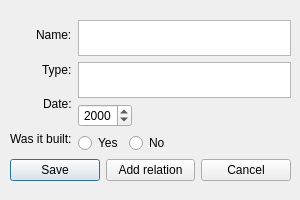
Njallzzz/Skilaverkefni, file skilaverkefni3/computerwindow.ui: the form before one commit.
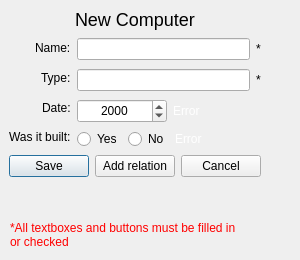
The form after the commit.

Commit message: bætti við computerwindow

Patch:
```diff
--- a/skilaverkefni3/computerwindow.ui
+++ b/skilaverkefni3/computerwindow.ui
@@ -7,38 +7,66 @@
     <x>0</x>
     <y>0</y>
     <width>300</width>
-    <height>200</height>
+    <height>260</height>
    </rect>
   </property>
   <property name="minimumSize">
    <size>
     <width>300</width>
-    <height>200</height>
+    <height>220</height>
    </size>
   </property>
   <property name="maximumSize">
    <size>
     <width>300</width>
-    <height>200</height>
+    <height>260</height>
    </size>
   </property>
   <property name="windowTitle">
    <string>Computer</string>
   </property>
-  <widget class="QWidget" name="layoutWidget">
+  <widget class="QFrame" name="frame">
    <property name="geometry">
     <rect>
-     <x>10</x>
-     <y>20</y>
-     <width>281</width>
-     <height>161</height>
+     <x>0</x>
+     <y>0</y>
+     <width>280</width>
+     <height>230</height>
     </rect>
    </property>
-   <layout class="QVBoxLayout" name="verticalLayout_3">
+   <property name="minimumSize">
+    <size>
+     <width>280</width>
+     <height>230</height>
+    </size>
+   </property>
+   <property name="maximumSize">
+    <size>
+     <width>280</width>
+     <height>230</height>
+    </size>
+   </property>
+   <layout class="QVBoxLayout" name="verticalLayout_computer">
+    <property name="sizeConstraint">
+     <enum>QLayout::SetFixedSize</enum>
+    </property>
+    <item alignment="Qt::AlignHCenter|Qt::AlignVCenter">
+     <widget class="QLabel" name="label_new_person">
+      <property name="text">
+       <string>&lt;font size=&quot;5&quot;&gt;New Computer&lt;/font&gt;</string>
+      </property>
+     </widget>
+    </item>
     <item>
      <layout class="QHBoxLayout" name="horizontalLayout">
+      <property name="sizeConstraint">
+       <enum>QLayout::SetFixedSize</enum>
+      </property>
       <item>
        <layout class="QVBoxLayout" name="verticalLayout">
+        <property name="sizeConstraint">
+         <enum>QLayout::SetFixedSize</enum>
+        </property>
         <item alignment="Qt::AlignRight">
          <widget class="QLabel" name="label_computer_name">
           <property name="text">
@@ -71,20 +99,79 @@
       </item>
       <item>
        <layout class="QVBoxLayout" name="verticalLayout_2">
+        <property name="sizeConstraint">
+         <enum>QLayout::SetFixedSize</enum>
+        </property>
         <item>
-         <widget class="QPlainTextEdit" name="plainTextEdit_name">
-          <property name="acceptDrops">
-           <bool>false</bool>
+         <layout class="QHBoxLayout" name="horizontalLayout_6">
+          <property name="topMargin">
+           <number>2</number>
           </property>
-         </widget>
+          <item>
+           <widget class="QLineEdit" name="lineEdit_computer_name">
+            <property name="minimumSize">
+             <size>
+              <width>0</width>
+              <height>0</height>
+             </size>
+            </property>
+           </widget>
+          </item>
+          <item>
+           <widget class="QLabel" name="label_name_error_star">
+            <property name="text">
+             <string>*</string>
+            </property>
+           </widget>
+          </item>
+         </layout>
         </item>
         <item>
-         <widget class="QPlainTextEdit" name="plainTextEdit_type"/>
+         <layout class="QHBoxLayout" name="horizontalLayout_7">
+          <property name="topMargin">
+           <number>3</number>
+          </property>
+          <item>
+           <widget class="QLineEdit" name="lineEdit_computer_type">
+            <property name="minimumSize">
+             <size>
+              <width>0</width>
+              <height>0</height>
+             </size>
+            </property>
+           </widget>
+          </item>
+          <item>
+           <widget class="QLabel" name="label_type_error_star">
+            <property name="text">
+             <string>*</string>
+            </property>
+           </widget>
+          </item>
+         </layout>
         </item>
         <item>
          <layout class="QHBoxLayout" name="horizontalLayout_5">
+          <property name="sizeConstraint">
+           <enum>QLayout::SetFixedSize</enum>
+          </property>
+          <property name="topMargin">
+           <number>2</number>
+          </property>
           <item>
            <widget class="QDateEdit" name="dateEdit_year_built">
+            <property name="minimumSize">
+             <size>
+              <width>90</width>
+              <height>24</height>
+             </size>
+            </property>
+            <property name="maximumSize">
+             <size>
+              <width>90</width>
+              <height>24</height>
+             </size>
+            </property>
             <property name="alignment">
              <set>Qt::AlignCenter</set>
             </property>
@@ -116,11 +203,24 @@
             </property>
            </widget>
           </item>
+          <item>
+           <widget class="QLabel" name="label_date_error_star">
+            <property name="text">
+             <string>&lt;font color=&quot;white&quot;&gt; Error &lt;/font&gt;</string>
+            </property>
+            <property name="textFormat">
+             <enum>Qt::AutoText</enum>
+            </property>
+           </widget>
+          </item>
           <item>
            <spacer name="horizontalSpacer_2">
             <property name="orientation">
              <enum>Qt::Horizontal</enum>
             </property>
+            <property name="sizeType">
+             <enum>QSizePolicy::Expanding</enum>
+            </property>
             <property name="sizeHint" stdset="0">
              <size>
               <width>40</width>
@@ -133,8 +233,17 @@
         </item>
         <item>
          <layout class="QHBoxLayout" name="horizontalLayout_2">
+          <property name="sizeConstraint">
+           <enum>QLayout::SetFixedSize</enum>
+          </property>
           <item alignment="Qt::AlignLeft">
            <widget class="QRadioButton" name="radioButton_yes">
+            <property name="minimumSize">
+             <size>
+              <width>0</width>
+              <height>0</height>
+             </size>
+            </property>
             <property name="text">
              <string>Yes</string>
             </property>
@@ -145,6 +254,12 @@
           </item>
           <item>
            <widget class="QRadioButton" name="radioButton_no">
+            <property name="minimumSize">
+             <size>
+              <width>0</width>
+              <height>0</height>
+             </size>
+            </property>
             <property name="text">
              <string>No</string>
             </property>
@@ -153,11 +268,24 @@
             </attribute>
            </widget>
           </item>
+          <item>
+           <widget class="QLabel" name="label_built_error_star">
+            <property name="text">
+             <string>&lt;font color=&quot;white&quot;&gt; Error &lt;/font&gt;</string>
+            </property>
+            <property name="textFormat">
+             <enum>Qt::AutoText</enum>
+            </property>
+           </widget>
+          </item>
           <item>
            <spacer name="horizontalSpacer">
             <property name="orientation">
              <enum>Qt::Horizontal</enum>
             </property>
+            <property name="sizeType">
+             <enum>QSizePolicy::Expanding</enum>
+            </property>
             <property name="sizeHint" stdset="0">
              <size>
               <width>40</width>
@@ -174,6 +302,9 @@
     </item>
     <item>
      <layout class="QHBoxLayout" name="horizontalLayout_3">
+      <property name="sizeConstraint">
+       <enum>QLayout::SetFixedSize</enum>
+      </property>
       <item>
        <widget class="QPushButton" name="pushButton_computer_save">
         <property name="text">
@@ -199,6 +330,19 @@
     </item>
    </layout>
   </widget>
+  <widget class="QLabel" name="label_computer_error">
+   <property name="geometry">
+    <rect>
+     <x>10</x>
+     <y>220</y>
+     <width>271</width>
+     <height>31</height>
+    </rect>
+   </property>
+   <property name="text">
+    <string>&lt;font color='red'&gt;*All textboxes and buttons must be filled in&lt;br&gt;or checked&lt;/font&gt;</string>
+   </property>
+  </widget>
  </widget>
  <resources/>
  <connections/>
```
The commit also changes 26 other files.
